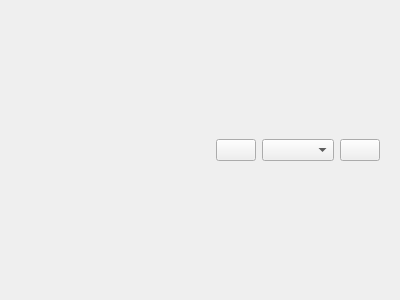
First picture: the form in PlotViewer/views/MplWidget.ui, repository sig-app/PlotViewer, before the edit.
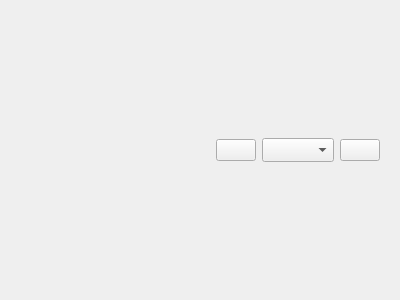
Second picture: the form after the edit. Icons and pictures are not drawn.

Patch:
```diff
--- a/PlotViewer/views/MplWidget.ui
+++ b/PlotViewer/views/MplWidget.ui
@@ -64,12 +64,21 @@
           </item>
           <item>
            <widget class="QComboBox" name="comboBoxSelect">
+            <property name="enabled">
+             <bool>true</bool>
+            </property>
             <property name="sizePolicy">
              <sizepolicy hsizetype="Fixed" vsizetype="Fixed">
               <horstretch>0</horstretch>
               <verstretch>0</verstretch>
              </sizepolicy>
             </property>
+            <property name="minimumSize">
+             <size>
+              <width>0</width>
+              <height>24</height>
+             </size>
+            </property>
            </widget>
           </item>
           <item>
```
